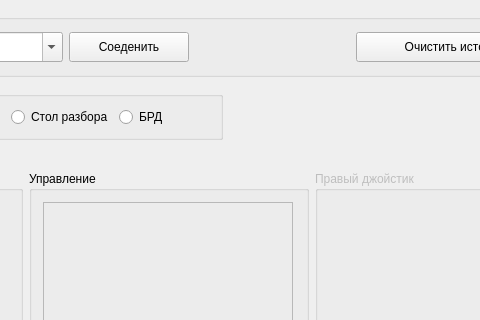
sseitov/Megatron, file Megatron-client/client.ui: the form before one commit; both pictures show x 218 to 698 and y 0 to 320 of the 800 by 530 pixel window.
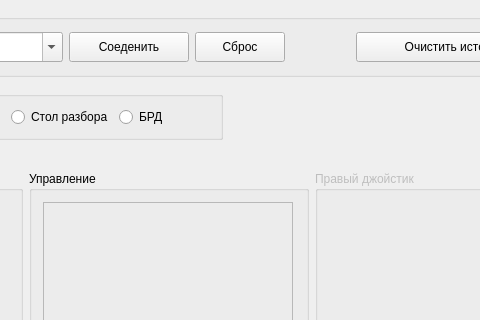
The form after the commit. Custom widgets are drawn as their Qt base class.

Commit message: add shutdown button

What changed in the file:
```diff
--- a/Megatron-client/client.ui
+++ b/Megatron-client/client.ui
@@ -101,6 +101,25 @@
       </property>
      </widget>
     </item>
+    <item>
+     <widget class="QPushButton" name="resetButton">
+      <property name="minimumSize">
+       <size>
+        <width>90</width>
+        <height>30</height>
+       </size>
+      </property>
+      <property name="maximumSize">
+       <size>
+        <width>90</width>
+        <height>30</height>
+       </size>
+      </property>
+      <property name="text">
+       <string>Сброс</string>
+      </property>
+     </widget>
+    </item>
     <item>
      <spacer name="horizontalSpacer">
       <property name="orientation">
```
The commit also changes 2 other files.
